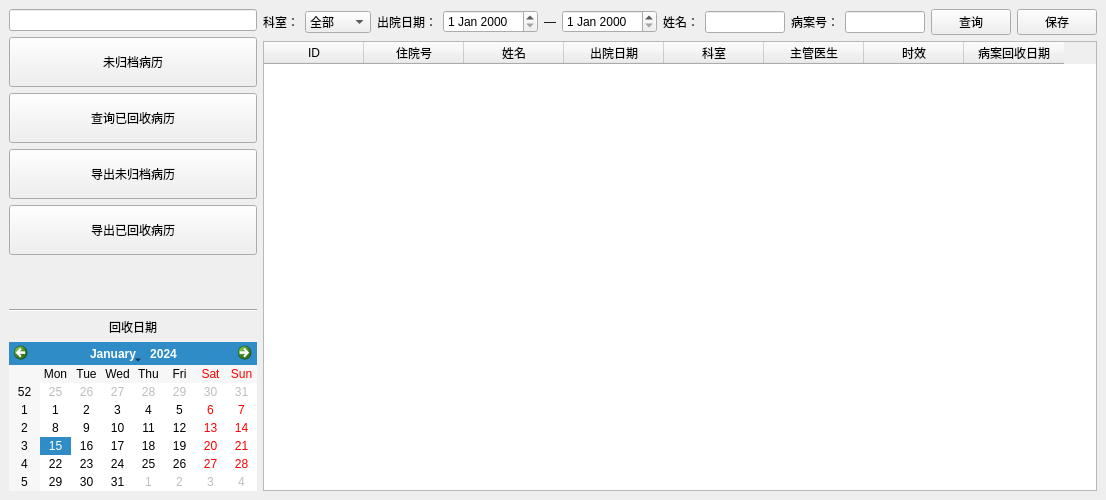
Above: b_bagd.ui from mxdmly/GlassMars before the change. Below: the same form after it.
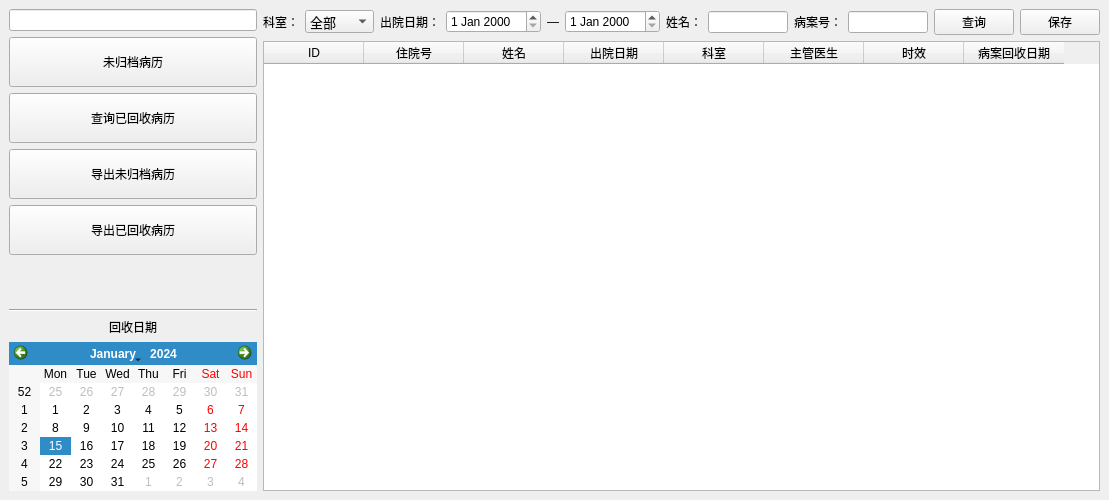
That is the form after the change.

The edit to the form file:
```diff
--- a/b_bagd.ui
+++ b/b_bagd.ui
@@ -6,7 +6,7 @@
    <rect>
     <x>0</x>
     <y>0</y>
-    <width>1100</width>
+    <width>1102</width>
     <height>500</height>
    </rect>
   </property>
@@ -144,6 +144,11 @@
               <height>0</height>
              </size>
             </property>
+            <property name="font">
+             <font>
+              <pointsize>10</pointsize>
+             </font>
+            </property>
             <item>
              <property name="text">
               <string>全部</string>
```
Left out of the diff: 10 changed lines with no effect on the pictures.
